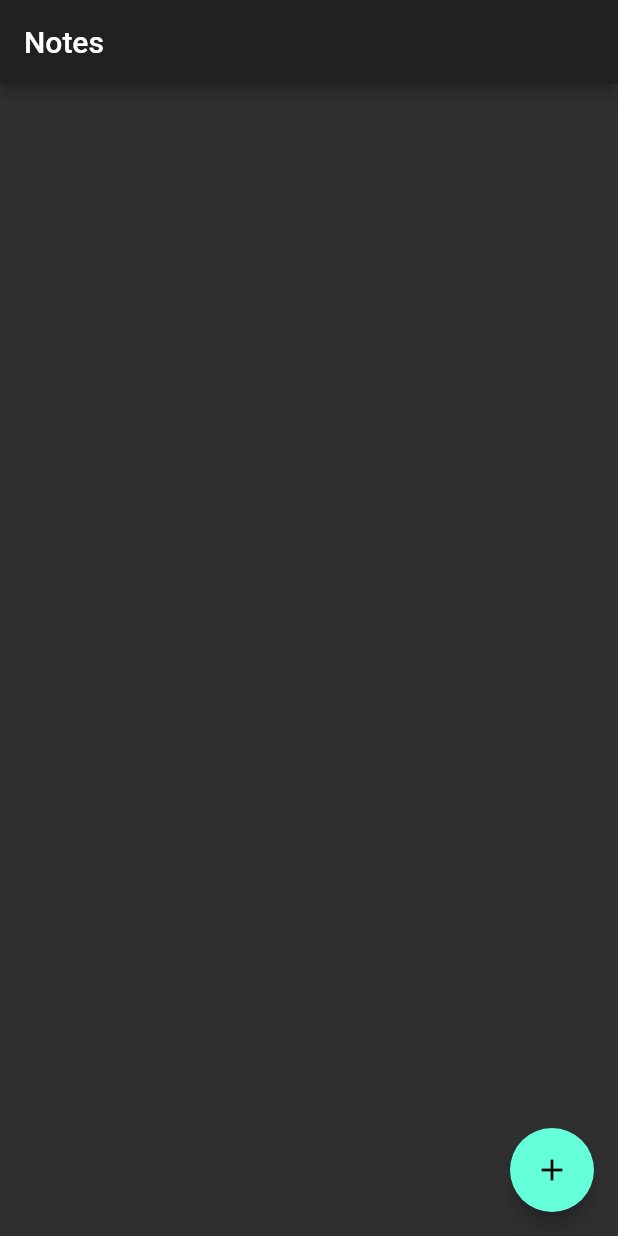
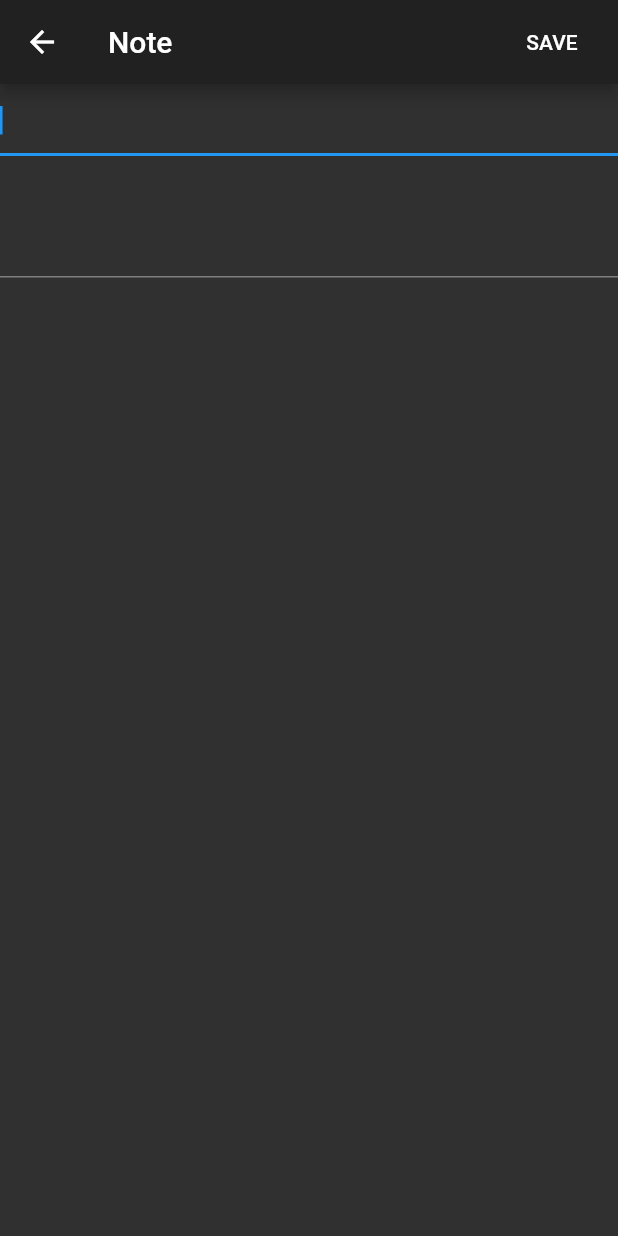
Before and after one commit to AlexeyPerov/Flutter-Notes, a Flutter app: the screen it shows after launch, after a tap on the "add" icon, on a phone screen of 412 x 824 dp. Run offline on Flutter 3.47's test engine with Material 2 defaults, Android fonts, the phone set to English and light mode, and no system bars; our stand-ins replace async_redux.

Commit message:
Stub create & edit functionality added

```diff
--- /dev/null
+++ b/lib/screens/note_edit/note_edit_screen.dart
@@ -0,0 +1,92 @@
+import 'package:flutter/material.dart';
+import 'package:flutter/foundation.dart';
+import 'package:mynotes/redux/models/note.dart';
+
+class NoteEditScreen extends StatefulWidget {
+  final Note note;
+  final Function(String, String) onCreate;
+  final Function(String, String, String) onUpdate;
+  final VoidCallback onPop;
+
+  NoteEditScreen({
+    Key key,
+    this.note,
+    this.onCreate,
+    this.onUpdate,
+    this.onPop,
+  }) : super(key: key);
+
+  @override
+  _NoteEditScreenState createState() => _NoteEditScreenState();
+}
+
+class _NoteEditScreenState extends State<NoteEditScreen> {
+  final GlobalKey<FormState> _formKey = GlobalKey<FormState>();
+  String _title = '';
+  String _contents = '';
+
+  bool _validateAndSave() {
+    final form = _formKey.currentState;
+
+    if (form.validate()) {
+      form.save();
+      return true;
+    }
+
+    return false;
+  }
+
+  @override
+  Widget build(BuildContext context) {
+    return Scaffold(
+      appBar: AppBar(
+        title: Text('Note'),
+        actions: <Widget>[
+          FlatButton(
+            textColor: Colors.white,
+            onPressed: () {
+              if (_validateAndSave()) {
+                if (widget.note != null && widget.note.id.isNotEmpty) {
+                  widget.onUpdate(
+                    widget.note.id,
+                    _title,
+                    _contents,
+                  );
+                } else {
+                  widget.onCreate(_title, _contents);
+                }
+                widget.onPop();
+              }
+            },
+            child: Text("SAVE"),
+            key: Key("bt_save"),
+            shape: CircleBorder(side: BorderSide(color: Colors.transparent)),
+          ),
+        ],
+      ),
+      body: Form(
+        key: _formKey,
+        child: Container(
+          child: Column(
+            children: [
+              TextFormField(
+                maxLines: 1,
+                keyboardType: TextInputType.text,
+                autofocus: true,
+                onSaved: (value) => _title = value,
+                initialValue: widget.note?.title,
+              ),
+              TextFormField(
+                maxLines: 3,
+                keyboardType: TextInputType.text,
+                autofocus: true,
+                onSaved: (value) => _contents = value,
+                initialValue: widget.note?.contents,
+              )
+            ],
+          ),
+        ),
+      ),
+    );
+  }
+}
--- a/lib/screens/notes/notes_screen.dart
+++ b/lib/screens/notes/notes_screen.dart
@@ -1,6 +1,7 @@
 import 'package:flutter/material.dart';
 import 'package:flutter/foundation.dart';
 import 'package:mynotes/redux/models/note.dart';
+import 'package:mynotes/screens/note_edit/note_edit_screen.dart';
 
 class NotesScreen extends StatelessWidget {
   final List<Note> noteList;
@@ -33,7 +34,7 @@ class NotesScreen extends StatelessWidget {
               padding: const EdgeInsets.all(8.0),
               itemCount: noteList.length,
               itemBuilder: (BuildContext context, int index) =>
-                  _buildCard(context, noteList[index]),
+                  _buildNoteCard(context, noteList[index]),
             ),
           ),
         ],
@@ -46,20 +47,20 @@ class NotesScreen extends StatelessWidget {
   }
 
   void _navigateToCreateEditPage(BuildContext context, {Note note}) {
-    /*Navigator.push(
+    Navigator.push(
       context,
       MaterialPageRoute(
-        builder: (context) => TodosCreateEditPage(
-          todo: todo,
+        builder: (context) => NoteEditScreen(
+          note: note,
           onCreate: onCreate,
           onUpdate: onUpdate,
           onPop: onPop,
         ),
       ),
-    );*/
+    );
   }
 
-  Dismissible _buildCard(BuildContext context, Note note) => Dismissible(
+  Dismissible _buildNoteCard(BuildContext context, Note note) => Dismissible(
         direction: DismissDirection.endToStart,
         background: Card(
           elevation: 8.0,
@@ -89,10 +90,7 @@ class NotesScreen extends StatelessWidget {
         child: Card(
           elevation: 8.0,
           child: InkWell(
-        /*onTap: () => _navigateToCreateEditPage(
-          context,
-          todo: note,
-        ),*/
+            onTap: () => _navigateToCreateEditPage(context, note: note),
             child: Container(
               padding: EdgeInsets.all(10.0),
               child: Row(
@@ -101,10 +99,7 @@ class NotesScreen extends StatelessWidget {
                   Text(note.title),
                   Checkbox(
                     value: note.archived,
-                onChanged: (value) => onArchive(
-                  note.id,
-                  !note.archived
-                ),
+                    onChanged: (value) => onArchive(note.id, !note.archived),
                   ),
                 ],
               ),
```
Lines whose indentation alone changed are shown as unchanged.
